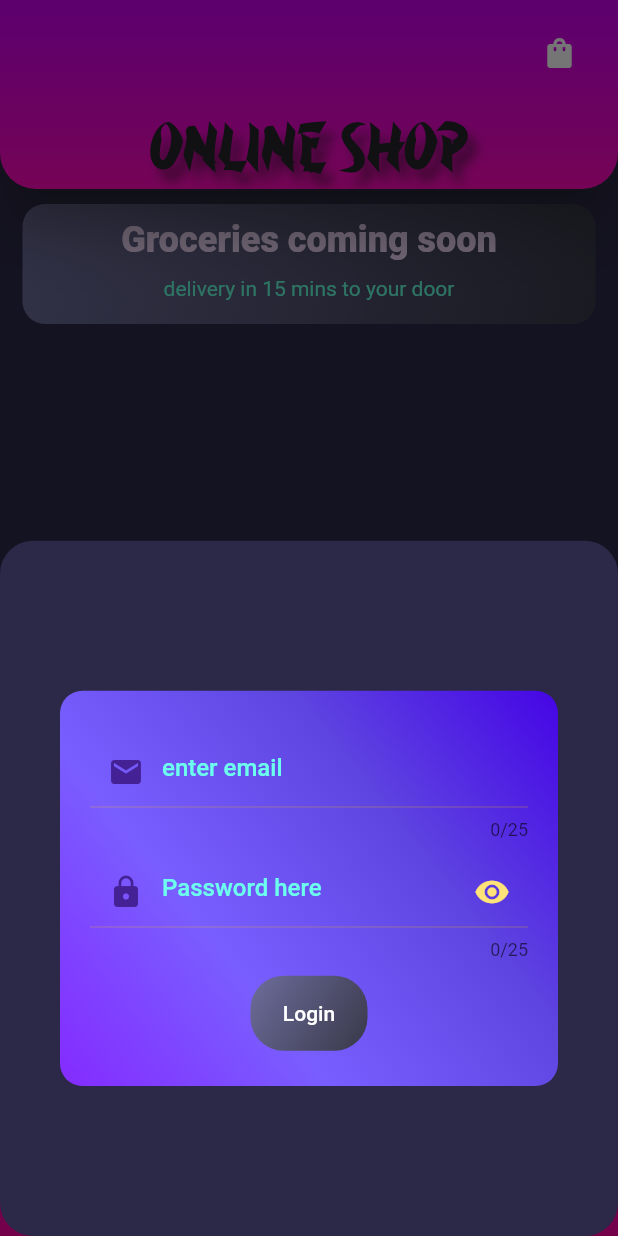
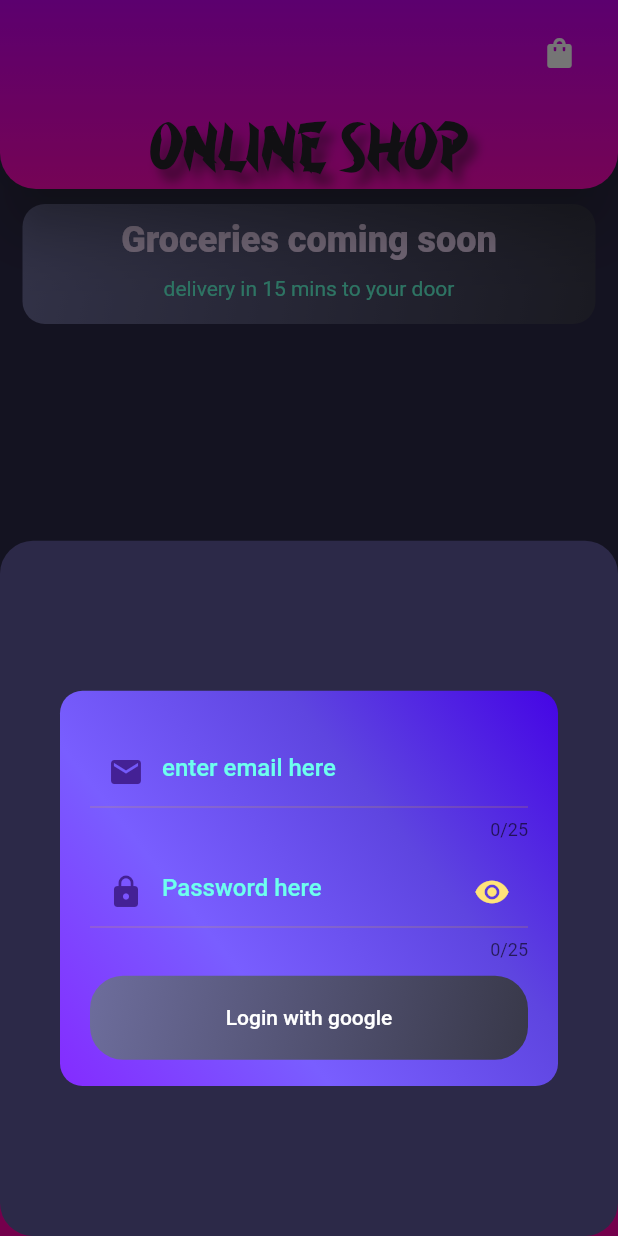
Before and after one commit to iNeedHelpX/customersmartapp, a Flutter app: the screen it shows after launch, item 3 of the bottom bar chosen, after a tap on the "shopping bag" icon, on a phone screen of 412 x 824 dp. Run offline on Flutter 3.47's test engine with Material 2 defaults, Android fonts, the phone set to English and light mode, and no system bars; drawn by our look-alikes of curved_navigation_bar; our stand-ins replace flutter_boxicons, font_awesome_flutter; network calls fail.

Commit message:
google login

```diff
--- a/lib/Views/bar_related/appbar.dart
+++ b/lib/Views/bar_related/appbar.dart
@@ -97,12 +97,12 @@ Future<dynamic> bottomSheet(BuildContext context) {
           child: Column(
             children: [
               EmailText(
-                emailQue: 'enter email',
+                emailQue: 'enter email here',
               ),
               SizedBox(height: 10),
               PasswordText(passwordQue: 'enter password'),
               SizedBox(height: 10),
-              LoginButtonContainer(loginButton: 'Login')
+              LoginButtonContainer(loginButton: 'Login with google')
             ],
           ),
           //decoration: BoxDecoration(gradient: gradSheet()),
--- a/lib/Views/login/loginbutton.dart
+++ b/lib/Views/login/loginbutton.dart
@@ -11,8 +11,9 @@ class LoginButtonContainer extends StatelessWidget {
     return Container(
       //this keeps text aligned to center of button
       alignment: Alignment.center,
-      height: 50,
-      width: 78,
+      padding: EdgeInsets.all(20),
+      // height: 50,
+      // width: 78,
       decoration: BoxDecoration(
         gradient: upComing(),
         borderRadius: BorderRadius.circular(22),
```
